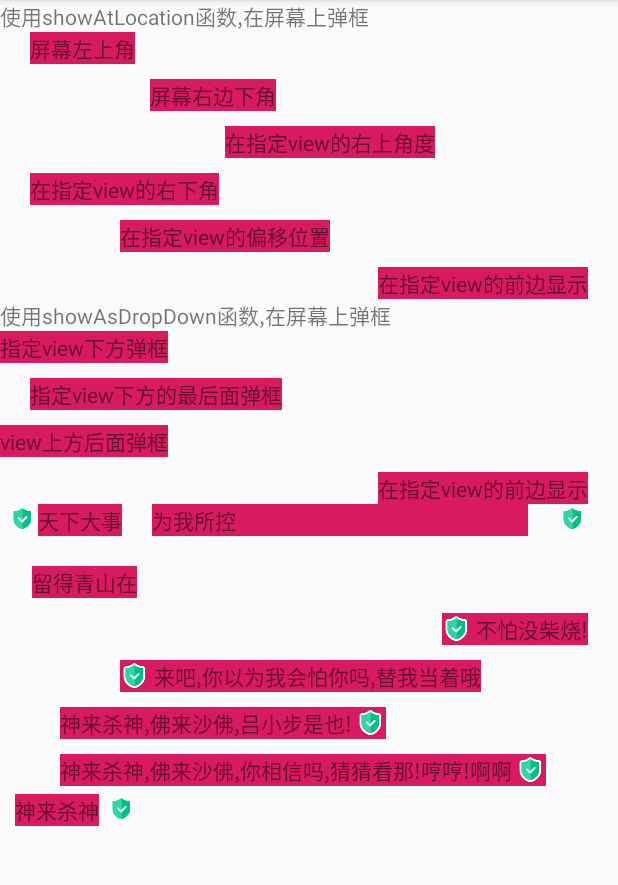
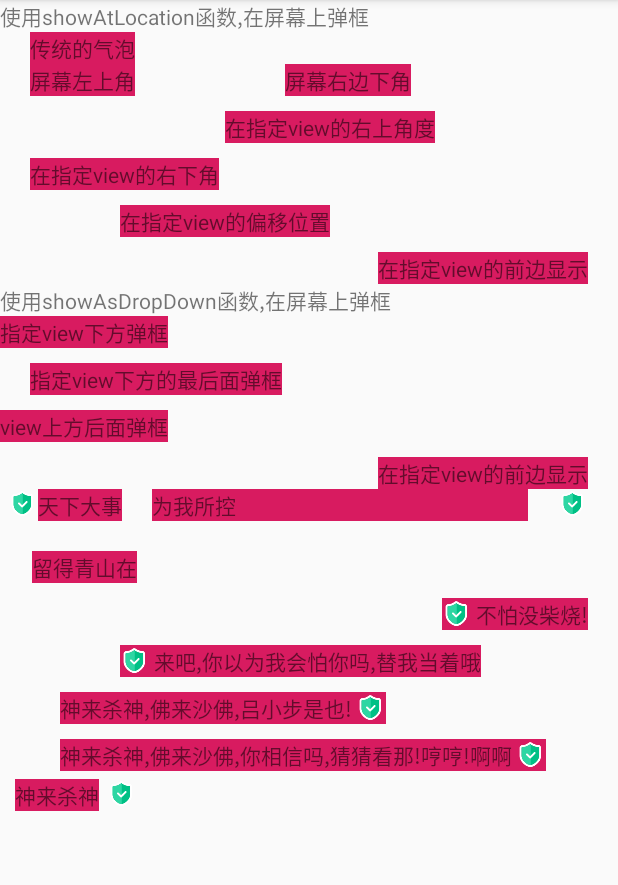
Before and after one commit to AsaLynn/PopupWindowDemo, an Android app: the screen it shows after launch (MainActivity), on a phone screen of 412 x 824 dp, the part 84-969 px from its top. Run offline under Robolectric (Android 15) with nearby library versions, the phone set to English and light mode, and no system bars; our stand-ins replace ButterKnife.

Commit message:
增加了部分机型的兼容性

```diff
--- a/app/src/main/java/com/zxn/popup/CreditPW.java
+++ b/app/src/main/java/com/zxn/popup/CreditPW.java
@@ -11,6 +11,7 @@ import android.util.TypedValue;
 import android.view.Display;
 import android.view.Gravity;
 import android.view.View;
+import android.view.ViewGroup;
 import android.view.WindowManager;
 import android.widget.PopupWindow;
 import android.widget.TextView;
@@ -30,8 +31,12 @@ public class CreditPW
     private int mScreenWidth;
     private int mPwWidth;
 
-    public CreditPW(Context context) {
-        super(context);
+    private CreditPW(Context context) {
+        this(context, ViewGroup.LayoutParams.WRAP_CONTENT, ViewGroup.LayoutParams.WRAP_CONTENT);
+    }
+
+    private CreditPW(Context context, int width, int height) {
+        super(width, height);
         init(context);
     }
 
--- a/app/src/main/java/com/zxn/popup/MainActivity.java
+++ b/app/src/main/java/com/zxn/popup/MainActivity.java
@@ -1,12 +1,15 @@
 package com.zxn.popup;
 
+import android.graphics.drawable.ColorDrawable;
 import android.graphics.drawable.Drawable;
 import android.os.Bundle;
 import android.support.v7.app.AppCompatActivity;
 import android.util.Log;
 import android.view.Gravity;
 import android.view.View;
+import android.view.ViewGroup;
 import android.widget.ImageView;
+import android.widget.PopupWindow;
 import android.widget.Space;
 import android.widget.TextView;
 
@@ -38,6 +41,8 @@ public class MainActivity extends AppCompatActivity {
     TextView tv16;
     @BindView(R.id.tv18)
     TextView tv18;
+    @BindView(R.id.tv20)
+    TextView tv20;
     @BindView(R.id.iv1)
     ImageView iv1;
     @BindView(R.id.iv2)
@@ -51,7 +56,7 @@ public class MainActivity extends AppCompatActivity {
         super.onCreate(savedInstanceState);
         setContentView(R.layout.activity_main);
         ButterKnife.bind(this);
-        mCreditPW = new CreditPW(this);
+        //mCreditPW = new CreditPW(this);
         //mCreditPW = CreditPW.getInstance(this);
 
         /*Drawable drawable = getResources().getDrawable(R.drawable.ic_auth);
@@ -77,12 +82,15 @@ public class MainActivity extends AppCompatActivity {
         CreditSignUtils.showCredit(iv3, true);
     }
 
-    @OnClick({R.id.tv1, R.id.tv2, R.id.tv3, R.id.tv4, R.id.tv5, R.id.tv6, R.id.tv7, R.id.tv8, R.id.tv9, R.id.tv10, R.id.tv11, R.id.tv12})
+    @OnClick({R.id.tv1, R.id.tv2, R.id.tv3, R.id.tv4, R.id.tv5, R.id.tv6, R.id.tv7, R.id.tv8, R.id.tv9, R.id.tv10, R.id.tv11, R.id.tv12, R.id.tv20})
     public void onViewClicked(View view) {
         int[] outLocation = new int[2];
         view.getLocationInWindow(outLocation);
         Log.i(TAG, "onViewClicked: x==" + outLocation[0] + "  y==" + outLocation[1]);
         switch (view.getId()) {
+            case R.id.tv20:
+                showPopupWindow(view);
+                break;
             case R.id.tv1:
                 //屏幕左上角
                 mCreditPW.showAtLocation(view, Gravity.NO_GRAVITY, 0, 0);
@@ -149,6 +157,26 @@ public class MainActivity extends AppCompatActivity {
         }
     }
 
+    private void showPopupWindow(View anchor) {
+        PopupWindow popupWindow = new PopupWindow(this);
+        //popupWindow.setContentView();
+        popupWindow.showAsDropDown(anchor);
+
+        View contentView = new TextView(this);
+        ((TextView) contentView).setText("传统气泡!");
+        /*popupWindow = new PopupWindow(contentView,
+                ViewGroup.LayoutParams.WRAP_CONTENT, ViewGroup.LayoutParams.WRAP_CONTENT, true);*/
+        // 如果不设置PopupWindow的背景，有些版本就会出现一个问题：无论是点击外部区域还是Back键都无法dismiss弹框
+        popupWindow.setBackgroundDrawable(new ColorDrawable());
+        // 设置好参数之后再show
+        // popupWindow.showAsDropDown(mButton2);  // 默认在mButton2的左下角显示
+        contentView.measure(View.MeasureSpec.UNSPECIFIED, View.MeasureSpec.UNSPECIFIED);
+        int xOffset = anchor.getWidth() / 2 - contentView.getMeasuredWidth() / 2;
+        popupWindow.showAsDropDown(anchor, xOffset, 0);    // 在mButton2的中间显示
+
+
+    }
+
 
    /* @OnClick({,R.id.tv11, R.id.tv12})
     public void onViewClicked(View view) {
--- a/app/src/main/res/layout/activity_main.xml
+++ b/app/src/main/res/layout/activity_main.xml
@@ -12,6 +12,19 @@
         android:text="使用showAtLocation函数,在屏幕上弹框" />
 
     <TextView
+        android:id="@+id/tv20"
+        android:layout_width="wrap_content"
+        android:layout_height="wrap_content"
+        android:layout_marginLeft="20dp"
+        android:background="@color/colorAccent"
+        android:text="传统的气泡" />
+
+    <LinearLayout
+        android:layout_width="match_parent"
+        android:layout_height="wrap_content"
+        android:orientation="horizontal">
+
+        <TextView
             android:id="@+id/tv1"
             android:layout_width="wrap_content"
             android:layout_height="wrap_content"
@@ -24,9 +37,11 @@
             android:layout_width="wrap_content"
             android:layout_height="wrap_content"
             android:layout_marginLeft="100dp"
-        android:layout_marginTop="10dp"
             android:background="@color/colorAccent"
             android:text="屏幕右边下角" />
+
+
+    </LinearLayout>
 
     <TextView
         android:id="@+id/tv3"
```
Lines whose indentation alone changed are shown as unchanged.
